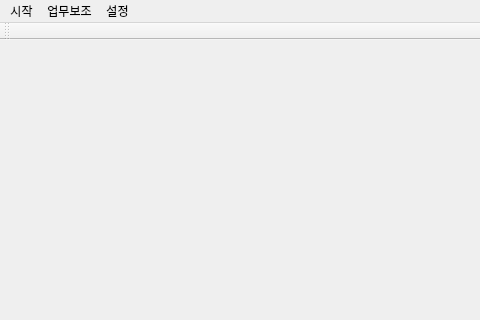
Before: the Qt Designer form mainwindow.ui in kimbakcho/FABWI, drawn with Qt 5; both pictures show x 0 to 480 and y 0 to 320 of the 916 by 490 pixel window.
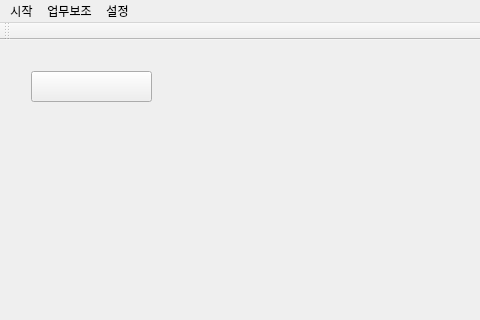
After: the same form once the commit is applied. Icons and pictures are not drawn.

Patch:
```diff
--- a/mainwindow.ui
+++ b/mainwindow.ui
@@ -13,8 +13,56 @@
   <property name="windowTitle">
    <string>MainWindow</string>
   </property>
+  <property name="autoFillBackground">
+   <bool>true</bool>
+  </property>
+  <property name="styleSheet">
+   <string notr="true"/>
+  </property>
   <widget class="QWidget" name="centralWidget">
-   <layout class="QGridLayout" name="gridLayout"/>
+   <layout class="QGridLayout" name="gridLayout">
+    <item row="0" column="0">
+     <widget class="QWidget" name="widget" native="true">
+      <property name="autoFillBackground">
+       <bool>false</bool>
+      </property>
+      <property name="styleSheet">
+       <string notr="true">QWidget{
+	border-image:url(:/img/img/slideshow_survey.jpg);
+
+}</string>
+      </property>
+      <widget class="QPushButton" name="infrom_entet_btn">
+       <property name="geometry">
+        <rect>
+         <x>20</x>
+         <y>20</y>
+         <width>121</width>
+         <height>31</height>
+        </rect>
+       </property>
+       <property name="autoFillBackground">
+        <bool>false</bool>
+       </property>
+       <property name="styleSheet">
+        <string notr="true">QPushButton{
+     border-image : url(:/img/img/infrombutton_off.png);
+ }
+ QPushButton:pressed {
+    border-image : url(:/img/img/infrombutton_on.png);
+ }
+ QPushButton:hover {
+     border-image : url(:/img/img/infrombutton_on.png);
+ }</string>
+       </property>
+       <property name="text">
+        <string>
+</string>
+       </property>
+      </widget>
+     </widget>
+    </item>
+   </layout>
   </widget>
   <widget class="QMenuBar" name="menuBar">
    <property name="geometry">
```
Left out of the diff: 2 changed lines with no effect on the pictures.
